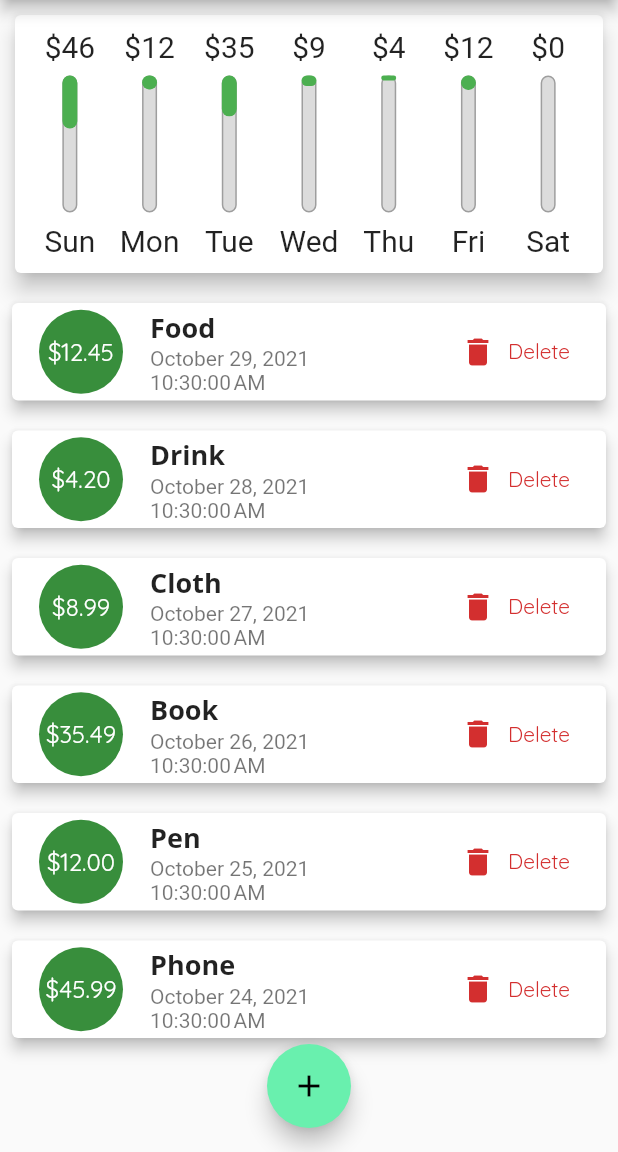
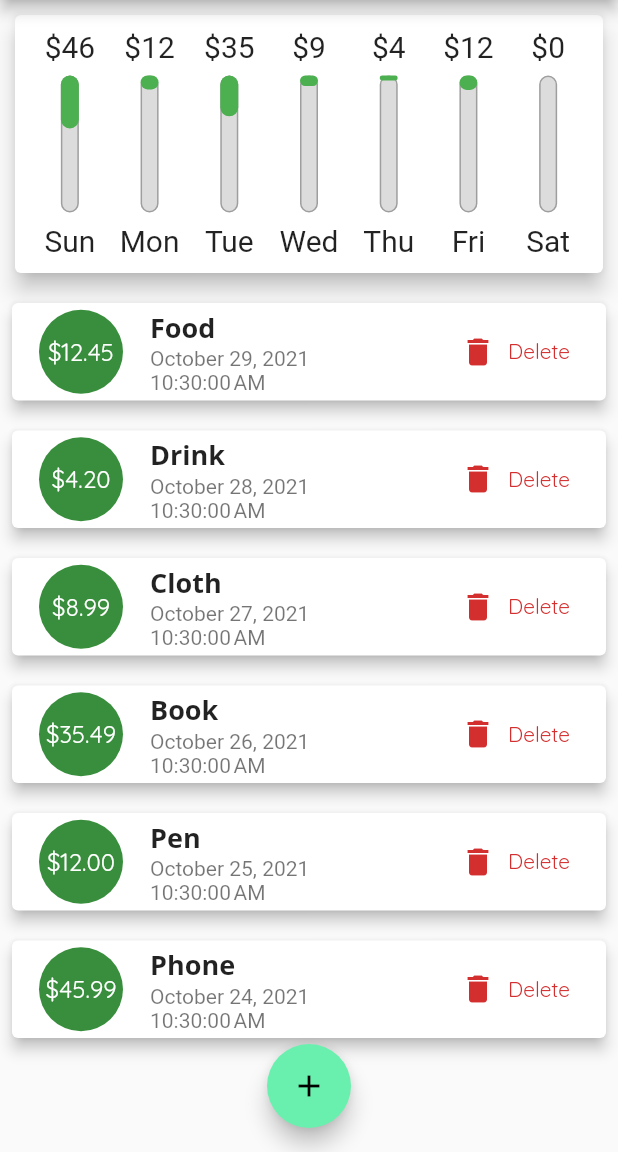
Before and after one commit to daopmdean/expense-tracker, a Flutter app: the screen it shows after launch, on a phone screen of 412 x 824 dp, the part 84-1236 px from its top. Run offline on Flutter 3.47's test engine with Material 2 defaults, Android fonts, the phone set to English and light mode, and no system bars.

Commit message:
remove floating button in iOS

```diff
--- a/lib/main.dart
+++ b/lib/main.dart
@@ -1,3 +1,5 @@
+import 'dart:io';
+
 import 'package:expense_tracker/constants.dart';
 import 'package:expense_tracker/models/transaction.dart';
 import 'package:expense_tracker/widgets/chart.dart';
@@ -81,7 +83,7 @@ class _MyHomePageState extends State<MyHomePage> {
               mainAxisAlignment: MainAxisAlignment.center,
               children: [
                 Text('Show chart'),
-                Switch(
+                Switch.adaptive(
                   value: _showChart,
                   onChanged: (val) {
                     setState(() {
@@ -112,10 +114,12 @@ class _MyHomePageState extends State<MyHomePage> {
         ],
       ),
       floatingActionButtonLocation: FloatingActionButtonLocation.centerFloat,
-      floatingActionButton: FloatingActionButton(
-        child: Icon(Icons.add),
-        onPressed: () => startNewTransaction(context),
-      ),
+      floatingActionButton: Platform.isAndroid
+          ? FloatingActionButton(
+              child: Icon(Icons.add),
+              onPressed: () => startNewTransaction(context),
+            )
+          : Container(),
     );
   }
 
--- a/lib/widgets/chart_bar.dart
+++ b/lib/widgets/chart_bar.dart
@@ -31,7 +31,7 @@ class ChartBar extends StatelessWidget {
             ),
             Container(
               height: constraints.maxHeight * 0.6,
-              width: 10,
+              width: 12,
               child: Stack(
                 children: [
                   Container(
```
